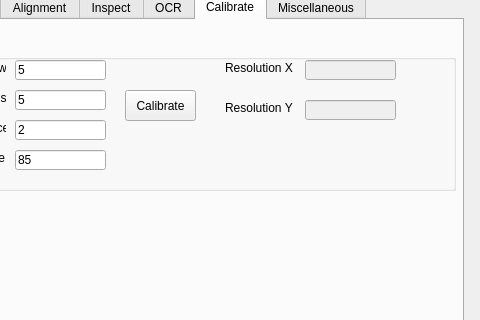
First picture: the form in VisionWidget/visionwidget.ui, repository hceng123/VisionLibrary, before the edit; both pictures show x 877 to 1357 and y 83 to 403 of the 1357 by 768 pixel window.
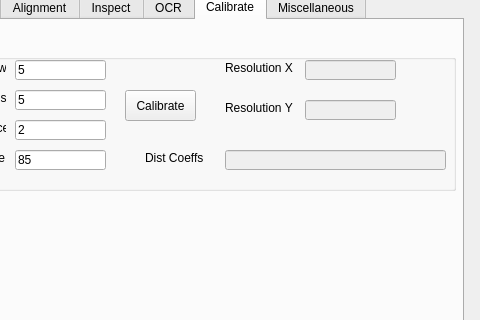
Second picture: the form after the edit. The open tabs and pages were chosen to show the change. Custom widgets are drawn as their Qt base class.

Commit message:
Update the PR_CalibrateCamera.
1. Update the PR_CalibrateCamera.
2. Continue develop PR_CalcCameraMTF.

Patch:
```diff
--- a/VisionWidget/visionwidget.ui
+++ b/VisionWidget/visionwidget.ui
@@ -1945,6 +1945,32 @@
         <string>Tmpl Match Min Score</string>
        </property>
       </widget>
+      <widget class="QLineEdit" name="lineEditCameraDistCoeff">
+       <property name="enabled">
+        <bool>false</bool>
+       </property>
+       <property name="geometry">
+        <rect>
+         <x>360</x>
+         <y>110</y>
+         <width>221</width>
+         <height>20</height>
+        </rect>
+       </property>
+      </widget>
+      <widget class="QLabel" name="labelCameraDistortionCoefficient">
+       <property name="geometry">
+        <rect>
+         <x>280</x>
+         <y>110</y>
+         <width>61</width>
+         <height>16</height>
+        </rect>
+       </property>
+       <property name="text">
+        <string>Dist Coeffs</string>
+       </property>
+      </widget>
      </widget>
     </widget>
     <widget class="QWidget" name="tabMiscellaneous">
```
The commit also changes 11 other files.
